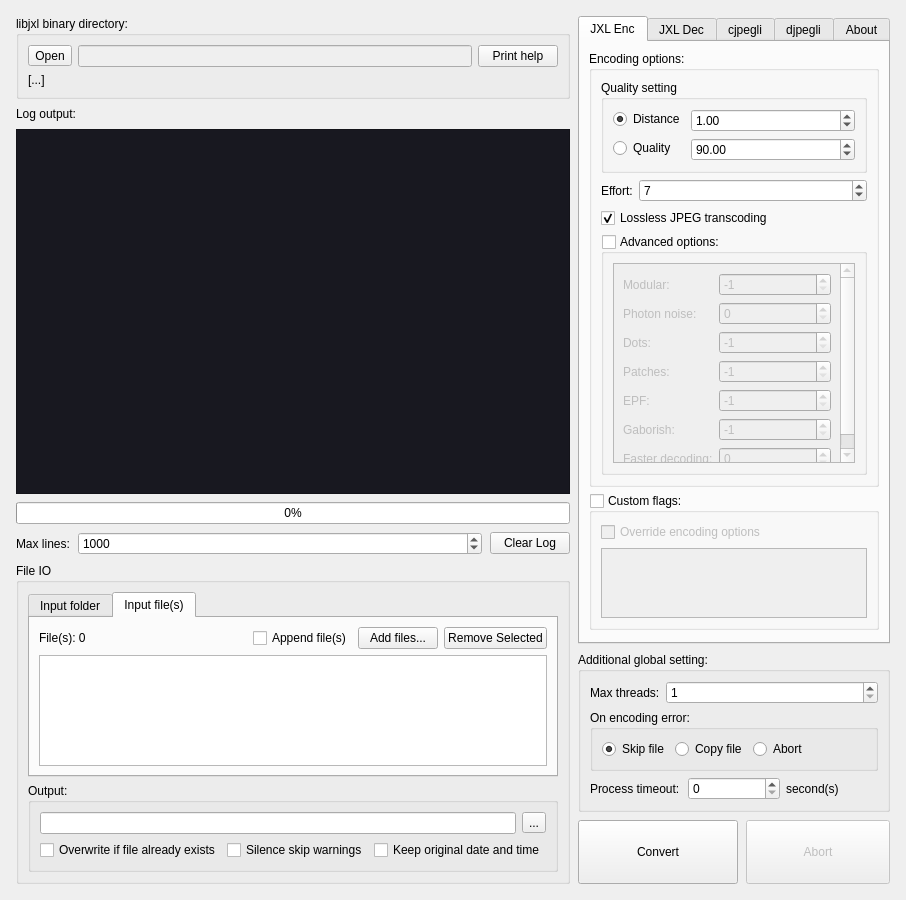
Old version of the form mainwindow.ui in the repository kampidh/jxl-batch-converter.
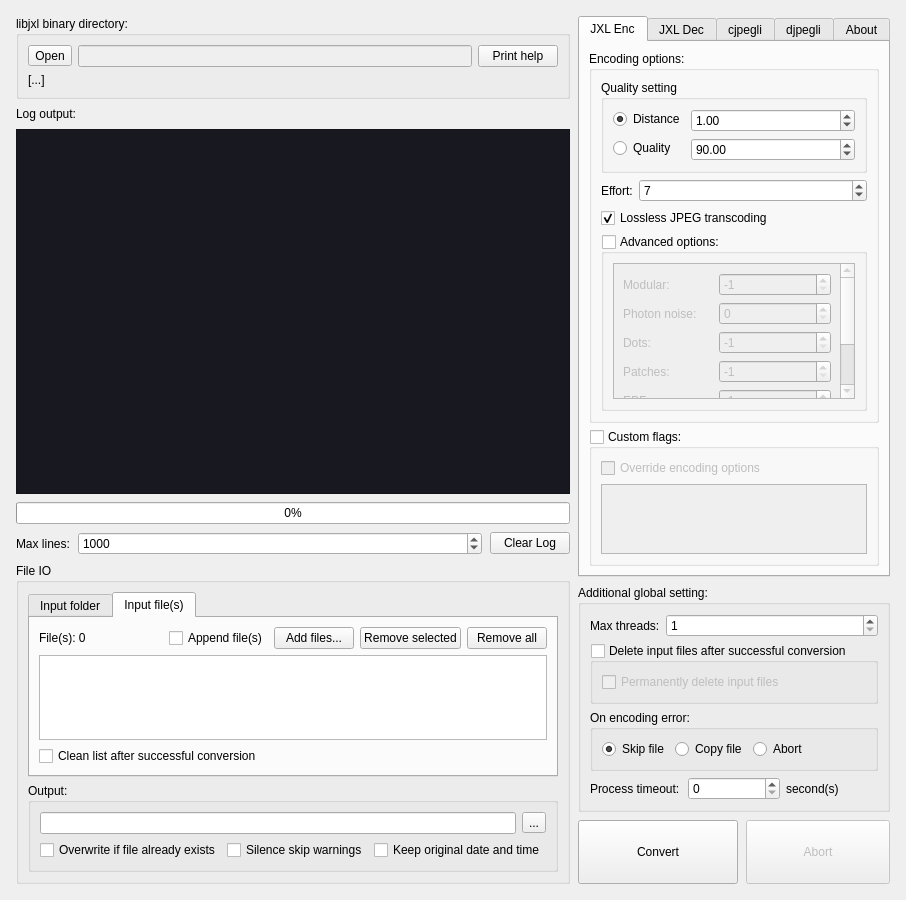
New version of the form. The open tabs and pages were chosen to show the change.

Diff of the .ui file:
```diff
--- a/mainwindow.ui
+++ b/mainwindow.ui
@@ -338,7 +338,14 @@
                <item>
                 <widget class="QPushButton" name="removeFilesBtn">
                  <property name="text">
-                  <string>Remove Selected</string>
+                  <string>Remove selected</string>
+                 </property>
+                </widget>
+               </item>
+               <item>
+                <widget class="QPushButton" name="removeAllFilesBtn">
+                 <property name="text">
+                  <string>Remove all</string>
                  </property>
                 </widget>
                </item>
@@ -360,6 +367,16 @@
                </property>
               </widget>
              </item>
+             <item>
+              <widget class="QCheckBox" name="clearListAfterConvChk">
+               <property name="toolTip">
+                <string>&lt;html&gt;&lt;head/&gt;&lt;body&gt;&lt;p&gt;Only successfuly converted files are removed&lt;/p&gt;&lt;/body&gt;&lt;/html&gt;</string>
+               </property>
+               <property name="text">
+                <string>Clean list after successful conversion</string>
+               </property>
+              </widget>
+             </item>
             </layout>
            </widget>
           </widget>
@@ -1201,6 +1218,31 @@
            </item>
           </layout>
          </item>
+         <item>
+          <widget class="QGroupBox" name="deleteInputAfterConvChk">
+           <property name="title">
+            <string>Delete input files after successful conversion</string>
+           </property>
+           <property name="checkable">
+            <bool>true</bool>
+           </property>
+           <property name="checked">
+            <bool>false</bool>
+           </property>
+           <layout class="QVBoxLayout" name="verticalLayout_5">
+            <item>
+             <widget class="QCheckBox" name="deleteInputPermaChk">
+              <property name="toolTip">
+               <string>&lt;html&gt;&lt;head/&gt;&lt;body&gt;&lt;p&gt;By default, deleted files are thrown into Recycle Bin / Trash.&lt;/p&gt;&lt;p&gt;This option will permanently delete the files instead.&lt;/p&gt;&lt;/body&gt;&lt;/html&gt;</string>
+              </property>
+              <property name="text">
+               <string>Permanently delete input files</string>
+              </property>
+             </widget>
+            </item>
+           </layout>
+          </widget>
+         </item>
          <item>
           <widget class="QGroupBox" name="groupBox_2">
            <property name="title">
```
Left out of the diff: 9 changed lines with no effect on the pictures.
